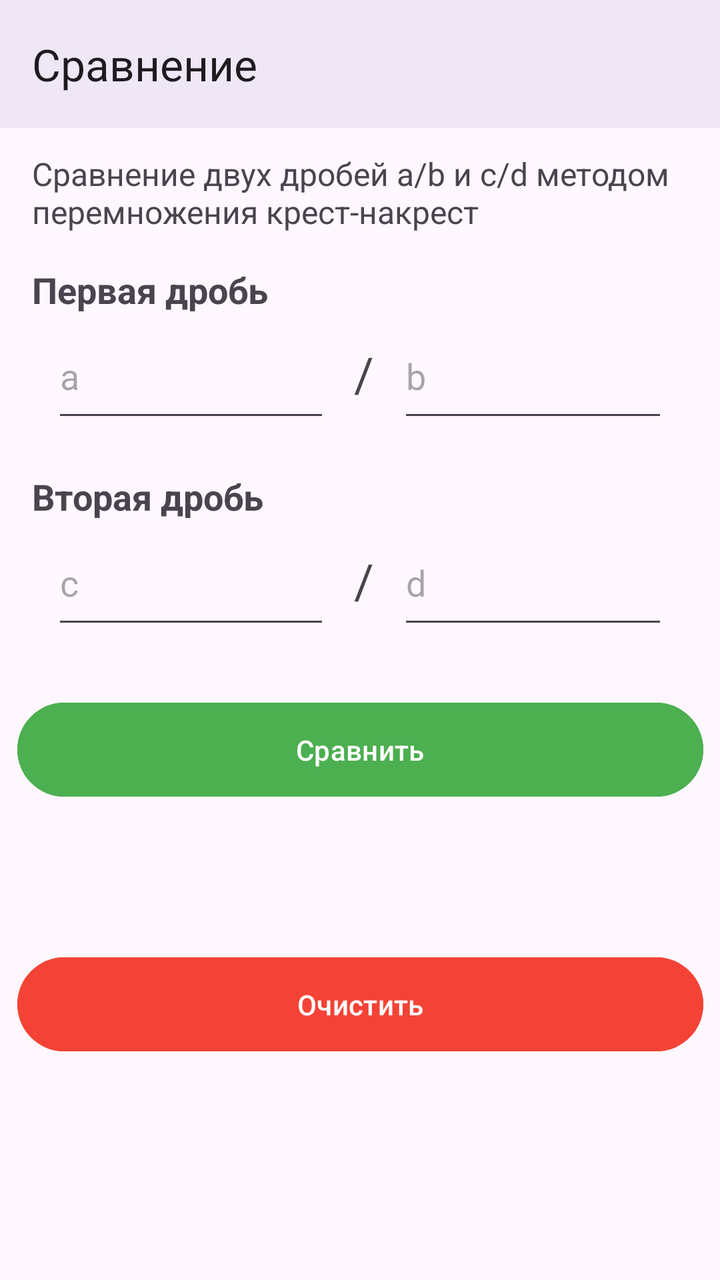
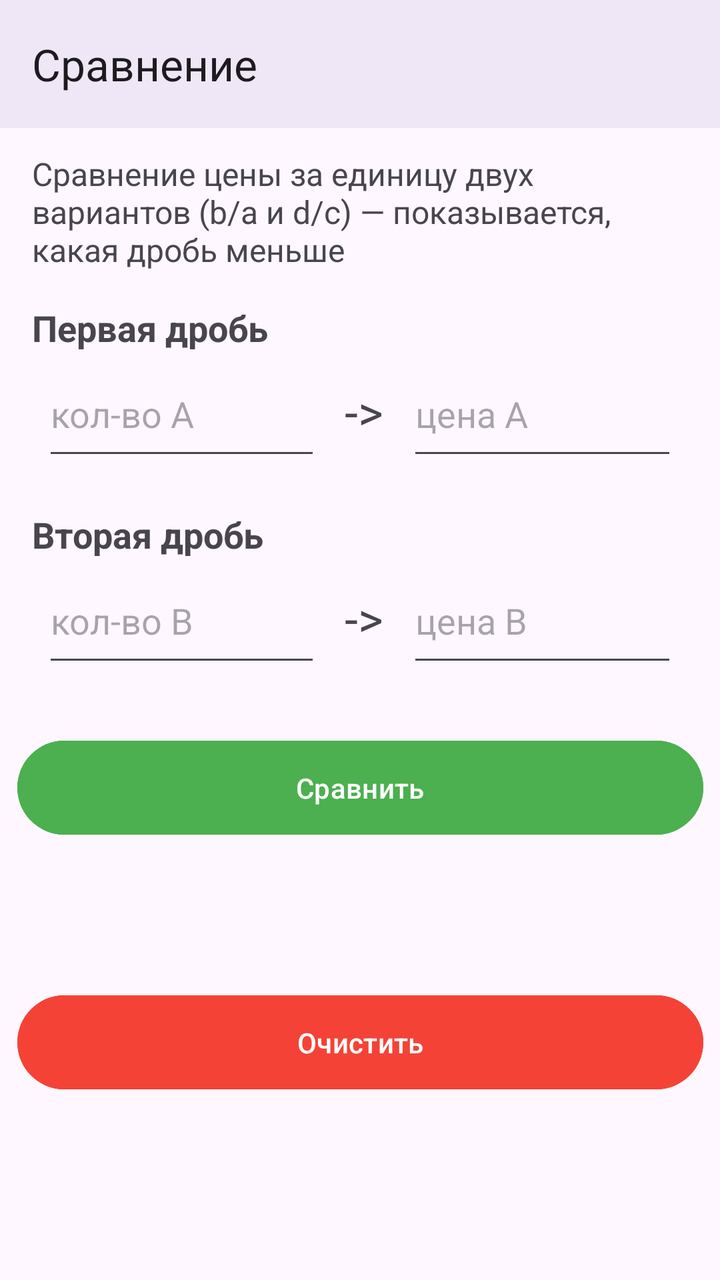

Two renders of the same Android screen: before a commit and after it. Below are the layout's source before the change and the commit's diff.
<!-- AndroidManifest.xml: application theme Theme.Proportion_crosswise -->
<!-- res/layout/activity_comparison.xml -->
<?xml version="1.0" encoding="utf-8"?>
<androidx.constraintlayout.widget.ConstraintLayout xmlns:android="http://schemas.android.com/apk/res/android"
    xmlns:app="http://schemas.android.com/apk/res-auto"
    xmlns:tools="http://schemas.android.com/tools"
    android:id="@+id/main"
    android:layout_width="match_parent"
    android:layout_height="match_parent"
    tools:context=".ComparisonActivity">

    <com.google.android.material.appbar.MaterialToolbar
        android:id="@+id/toolbar"
        android:layout_width="match_parent"
        android:layout_height="?attr/actionBarSize"
        android:background="?attr/colorSurface"
        android:elevation="4dp"
        app:layout_constraintEnd_toEndOf="parent"
        app:layout_constraintStart_toStartOf="parent"
        app:layout_constraintTop_toTopOf="parent"
        app:title="@string/title_compare" />

    <TextView
        android:id="@+id/compareDescription"
        android:layout_width="0dp"
        android:layout_height="wrap_content"
        android:layout_marginStart="16dp"
        android:layout_marginTop="12dp"
        android:layout_marginEnd="16dp"
        android:text="@string/compare_description"
        android:textSize="16sp"
        app:layout_constraintEnd_toEndOf="parent"
        app:layout_constraintStart_toStartOf="parent"
        app:layout_constraintTop_toBottomOf="@+id/toolbar" />

    <TextView
        android:id="@+id/labelFirst"
        android:layout_width="wrap_content"
        android:layout_height="wrap_content"
        android:layout_marginStart="16dp"
        android:layout_marginTop="16dp"
        android:text="@string/compare_first_fraction"
        android:textSize="18sp"
        android:textStyle="bold"
        app:layout_constraintStart_toStartOf="parent"
        app:layout_constraintTop_toBottomOf="@+id/compareDescription" />

    <LinearLayout
        android:id="@+id/rowFirst"
        android:layout_width="wrap_content"
        android:layout_height="wrap_content"
        android:gravity="center_vertical"
        android:orientation="horizontal"
        app:layout_constraintEnd_toEndOf="parent"
        app:layout_constraintStart_toStartOf="parent"
        app:layout_constraintTop_toBottomOf="@+id/labelFirst">

        <EditText
            android:id="@+id/numA"
            android:layout_width="139dp"
            android:layout_height="59dp"
            android:ems="10"
            android:hint="@string/compare_hint_a"
            android:imeOptions="actionNext"
            android:inputType="number|numberDecimal" />

        <TextView
            android:layout_width="wrap_content"
            android:layout_height="wrap_content"
            android:layout_marginStart="12dp"
            android:layout_marginEnd="12dp"
            android:text="/"
            android:textSize="24sp" />

        <EditText
            android:id="@+id/numB"
            android:layout_width="135dp"
            android:layout_height="59dp"
            android:ems="10"
            android:hint="@string/compare_hint_b"
            android:imeOptions="actionNext"
            android:inputType="number|numberDecimal" />
    </LinearLayout>

    <TextView
        android:id="@+id/labelSecond"
        android:layout_width="wrap_content"
        android:layout_height="wrap_content"
        android:layout_marginStart="16dp"
        android:layout_marginTop="20dp"
        android:text="@string/compare_second_fraction"
        android:textSize="18sp"
        android:textStyle="bold"
        app:layout_constraintStart_toStartOf="parent"
        app:layout_constraintTop_toBottomOf="@+id/rowFirst" />

    <LinearLayout
        android:id="@+id/rowSecond"
        android:layout_width="wrap_content"
        android:layout_height="wrap_content"
        android:gravity="center_vertical"
        android:orientation="horizontal"
        app:layout_constraintEnd_toEndOf="parent"
        app:layout_constraintStart_toStartOf="parent"
        app:layout_constraintTop_toBottomOf="@+id/labelSecond">

        <EditText
            android:id="@+id/numC"
            android:layout_width="139dp"
            android:layout_height="59dp"
            android:ems="10"
            android:hint="@string/compare_hint_c"
            android:imeOptions="actionNext"
            android:inputType="number|numberDecimal" />

        <TextView
            android:layout_width="wrap_content"
            android:layout_height="wrap_content"
            android:layout_marginStart="12dp"
            android:layout_marginEnd="12dp"
            android:text="/"
            android:textSize="24sp" />

        <EditText
            android:id="@+id/numD"
            android:layout_width="135dp"
            android:layout_height="59dp"
            android:ems="10"
            android:hint="@string/compare_hint_d"
            android:imeOptions="actionDone"
            android:inputType="number|numberDecimal" />
    </LinearLayout>

    <Button
        android:id="@+id/btnCompare"
        android:layout_width="343dp"
        android:layout_height="55dp"
        android:layout_marginTop="28dp"
        android:backgroundTint="@color/green_primary"
        android:text="@string/compare_button"
        app:layout_constraintEnd_toEndOf="parent"
        app:layout_constraintStart_toStartOf="parent"
        app:layout_constraintTop_toBottomOf="@+id/rowSecond" />

    <TextView
        android:id="@+id/compareResult"
        android:layout_width="0dp"
        android:layout_height="wrap_content"
        android:layout_marginStart="16dp"
        android:layout_marginTop="24dp"
        android:layout_marginEnd="16dp"
        android:textSize="18sp"
        app:layout_constraintEnd_toEndOf="parent"
        app:layout_constraintStart_toStartOf="parent"
        app:layout_constraintTop_toBottomOf="@+id/btnCompare" />

    <Button
        android:id="@+id/btnClearCompare"
        android:layout_width="343dp"
        android:layout_height="55dp"
        android:layout_marginTop="24dp"
        android:backgroundTint="@color/red_clear"
        android:text="@string/compare_button_clear"
        app:layout_constraintEnd_toEndOf="parent"
        app:layout_constraintStart_toStartOf="parent"
        app:layout_constraintTop_toBottomOf="@+id/compareResult" />

</androidx.constraintlayout.widget.ConstraintLayout>
<!-- resources referenced by this layout -->
<resources>
  <color name="green_primary">#4CAF50</color>
  <color name="red_clear">#F44336</color>
  <string name="compare_button">Сравнить</string>
  <string name="compare_button_clear">Очистить</string>
  <string name="compare_description">Сравнение двух дробей a/b и c/d методом перемножения крест-накрест</string>
  <string name="compare_first_fraction">Первая дробь</string>
  <string name="compare_hint_a">a</string>
  <string name="compare_hint_b">b</string>
  <string name="compare_hint_c">c</string>
  <string name="compare_hint_d">d</string>
  <string name="compare_second_fraction">Вторая дробь</string>
  <string name="title_compare">Сравнение</string>
  <style name="Theme.Proportion_crosswise" parent="Base.Theme.Proportion_crosswise" />
  <style name="Base.Theme.Proportion_crosswise" parent="Theme.Material3.DayNight.NoActionBar">
          
          
      </style>
</resources>

<!-- the commit's change to res/layout/activity_comparison.xml (unified diff, before → after) -->
@@ -67,7 +67,7 @@
             android:layout_height="wrap_content"
             android:layout_marginStart="12dp"
             android:layout_marginEnd="12dp"
-            android:text="/"
+            android:text="-&gt;"
             android:textSize="24sp" />
 
         <EditText
@@ -116,7 +116,7 @@
             android:layout_height="wrap_content"
             android:layout_marginStart="12dp"
             android:layout_marginEnd="12dp"
-            android:text="/"
+            android:text="-&gt;"
             android:textSize="24sp" />
 
         <EditText
<!-- resource entries referenced after the edit -->
@@ -4,12 +4,12 @@
   <color name="red_clear">#F44336</color>
   <string name="compare_button">Сравнить</string>
   <string name="compare_button_clear">Очистить</string>
-  <string name="compare_description">Сравнение двух дробей a/b и c/d методом перемножения крест-накрест</string>
+  <string name="compare_description">Сравнение цены за единицу двух вариантов (b/a и d/c) — показывается, какая дробь меньше</string>
   <string name="compare_first_fraction">Первая дробь</string>
-  <string name="compare_hint_a">a</string>
-  <string name="compare_hint_b">b</string>
-  <string name="compare_hint_c">c</string>
-  <string name="compare_hint_d">d</string>
+  <string name="compare_hint_a">кол-во A</string>
+  <string name="compare_hint_b">цена A</string>
+  <string name="compare_hint_c">кол-во B</string>
+  <string name="compare_hint_d">цена B</string>
   <string name="compare_second_fraction">Вторая дробь</string>
   <string name="title_compare">Сравнение</string>
   <style name="Theme.Proportion_crosswise" parent="Base.Theme.Proportion_crosswise" />
